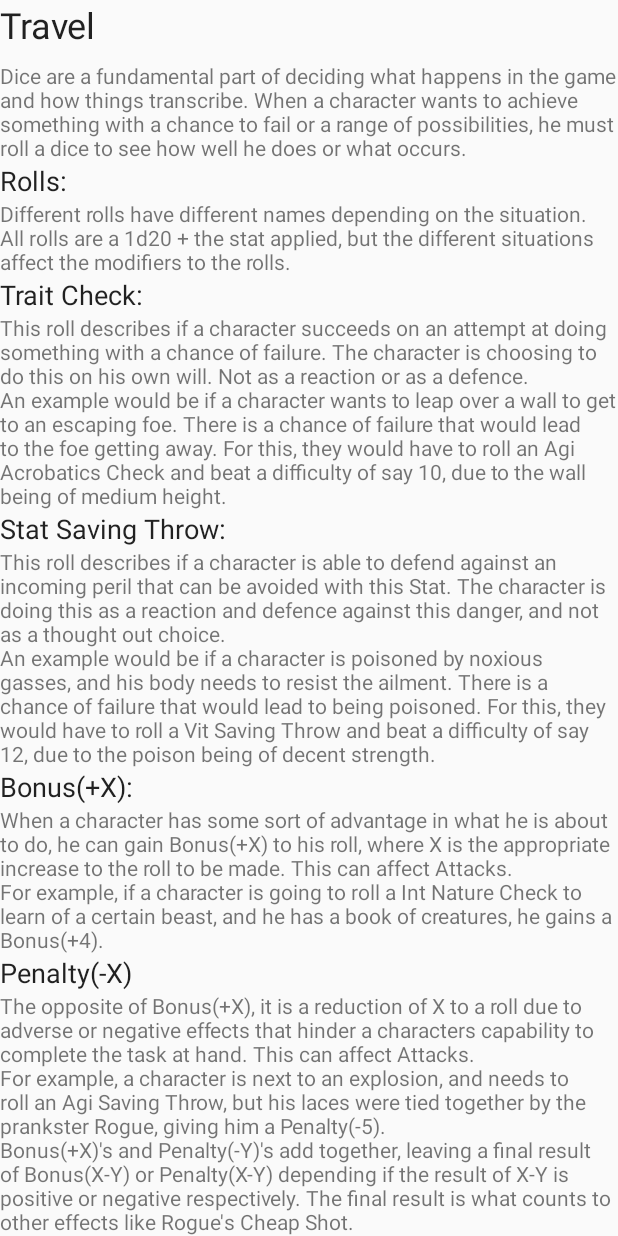
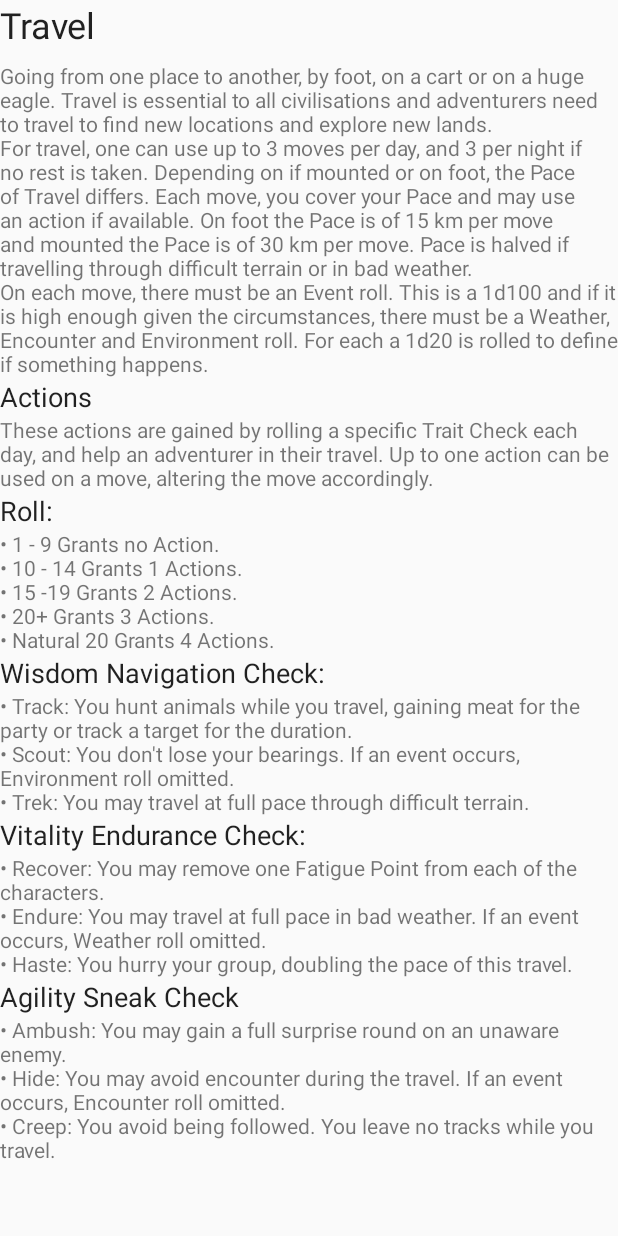
Before and after one commit to FcoAlvarez91/App_Movil_LOT5, an Android app: the fragment TravelRulesFragment shown on its own in the app's theme, on a phone screen of 412 x 824 dp. Run offline under Robolectric (Android 15) with nearby library versions, the phone set to English and light mode, and no system bars.

Commit message:
travel rules

```diff
--- a/app/src/main/res/layout/fragment_rolling_rules.xml
+++ b/app/src/main/res/layout/fragment_rolling_rules.xml
@@ -46,6 +46,13 @@
                 android:layout_width="match_parent"
                 android:layout_height="wrap_content"
                 android:text="@string/Rolls_Basic" />
+
+            <TextView
+                android:id="@+id/textView14"
+                android:layout_width="match_parent"
+                android:layout_height="wrap_content"
+                android:text="@string/Combat_Roll_disclaimer"
+                android:textStyle="italic" />
 
             <TextView
                 android:id="@+id/textView6"
--- a/app/src/main/res/layout/fragment_travel_rules.xml
+++ b/app/src/main/res/layout/fragment_travel_rules.xml
@@ -31,13 +31,13 @@
                 android:id="@+id/textView3"
                 android:layout_width="match_parent"
                 android:layout_height="wrap_content"
-                android:text="@string/Rolling_Intro" />
+                android:text="@string/Travel_Intro" />
 
             <TextView
                 android:id="@+id/textView2"
                 android:layout_width="match_parent"
                 android:layout_height="wrap_content"
-                android:text="Rolls:"
+                android:text="Actions"
                 android:textAppearance="@style/TextAppearance.AppCompat.Headline"
                 android:textSize="18sp" />
 
@@ -45,13 +45,13 @@
                 android:id="@+id/textView4"
                 android:layout_width="match_parent"
                 android:layout_height="wrap_content"
-                android:text="@string/Rolls_Basic" />
+                android:text="@string/Actions_Intro" />
 
             <TextView
                 android:id="@+id/textView6"
                 android:layout_width="match_parent"
                 android:layout_height="wrap_content"
-                android:text="Trait Check:"
+                android:text="Roll:"
                 android:textAppearance="@style/TextAppearance.AppCompat.Headline"
                 android:textSize="18sp" />
 
@@ -59,13 +59,13 @@
                 android:id="@+id/textView7"
                 android:layout_width="match_parent"
                 android:layout_height="wrap_content"
-                android:text="@string/Trait_Check" />
+                android:text="@string/Roll_Effect" />
 
             <TextView
                 android:id="@+id/textView8"
                 android:layout_width="match_parent"
                 android:layout_height="wrap_content"
-                android:text="Stat Saving Throw:"
+                android:text="Wisdom Navigation Check:"
                 android:textAppearance="@style/TextAppearance.AppCompat.Headline"
                 android:textSize="18sp" />
 
@@ -73,13 +73,13 @@
                 android:id="@+id/textView9"
                 android:layout_width="match_parent"
                 android:layout_height="wrap_content"
-                android:text="@string/Stat_Saving_Throw" />
+                android:text="@string/Wis_Nav_Check" />
 
             <TextView
                 android:id="@+id/textView10"
                 android:layout_width="match_parent"
                 android:layout_height="wrap_content"
-                android:text="Bonus(+X):"
+                android:text="Vitality Endurance Check:"
                 android:textAppearance="@style/TextAppearance.AppCompat.Headline"
                 android:textSize="18sp" />
 
@@ -87,13 +87,13 @@
                 android:id="@+id/textView11"
                 android:layout_width="match_parent"
                 android:layout_height="wrap_content"
-                android:text="@string/Bonus_Roll" />
+                android:text="@string/Vit_Endurance_Check" />
 
             <TextView
                 android:id="@+id/textView12"
                 android:layout_width="match_parent"
                 android:layout_height="wrap_content"
-                android:text="Penalty(-X)"
+                android:text="Agility Sneak Check"
                 android:textAppearance="@style/TextAppearance.AppCompat.Headline"
                 android:textSize="18sp" />
 
@@ -101,7 +101,7 @@
                 android:id="@+id/textView13"
                 android:layout_width="match_parent"
                 android:layout_height="wrap_content"
-                android:text="@string/Penalty_Roll" />
+                android:text="@string/Agi_Sneak_Check" />
 
         </LinearLayout>
     </ScrollView>
--- a/app/src/main/res/values/strings.xml
+++ b/app/src/main/res/values/strings.xml
@@ -6,13 +6,33 @@
     <string name="quote">\"Magic has turned to a darker side and evil is slowly taking over different aspects of life.\" - Kriss Hoferrlock, High Mage of the Mages Guild.</string>
     <string name="history">Through the years, peace has reigned the Land of the Five with only minor conflicts sprouting here and there, but as time goes by, a darkness spreads, more and more present. The people are growing restless it seems like a storm is brewing. The Gods have not been seen in many years and the strange happenings have begun to occur, unexplained and unexpected. Small demons have appeared and creatures have become more aggressive.</string>
 
-    <!-- Rules -->
+    <!-- Rules: Rolling -->
     <string name="hello_blank_fragment">Hello blank fragment</string>
     <string name="Rolling_Intro">Dice are a fundamental part of deciding what happens in the game and how things transcribe. When a character wants to achieve something with a chance to fail or a range of possibilities, he must roll a dice to see how well he does or what occurs.</string>
     <string name="Rolls_Basic">Different rolls have different names depending on the situation. All rolls are a 1d20 + the stat applied, but the different situations affect the modifiers to the rolls.</string>
-    <string name="Combat_Roll_disclaimer" style="Italic">For combat rolls, see the Combat page.</string>
+    <string name="Combat_Roll_disclaimer">For combat rolls, see the Combat page.</string>
     <string name="Trait_Check">This roll describes if a character succeeds on an attempt at doing something with a chance of failure. The character is choosing to do this on his own will. Not as a reaction or as a defence. \nAn example would be if a character wants to leap over a wall to get to an escaping foe. There is a chance of failure that would lead to the foe getting away. For this, they would have to roll an Agi Acrobatics Check and beat a difficulty of say 10, due to the wall being of medium height.</string>
     <string name="Stat_Saving_Throw">This roll describes if a character is able to defend against an incoming peril that can be avoided with this Stat. The character is doing this as a reaction and defence against this danger, and not as a thought out choice.\nAn example would be if a character is poisoned by noxious gasses, and his body needs to resist the ailment. There is a chance of failure that would lead to being poisoned. For this, they would have to roll a Vit Saving Throw and beat a difficulty of say 12, due to the poison being of decent strength.</string>
     <string name="Bonus_Roll">When a character has some sort of advantage in what he is about to do, he can gain Bonus(+X) to his roll, where X is the appropriate increase to the roll to be made. This can affect Attacks.\nFor example, if a character is going to roll a Int Nature Check to learn of a certain beast, and he has a book of creatures, he gains a Bonus(+4).</string>
     <string name="Penalty_Roll">The opposite of Bonus(+X), it is a reduction of X to a roll due to adverse or negative effects that hinder a characters capability to complete the task at hand. This can affect Attacks.\nFor example, a character is next to an explosion, and needs to roll an Agi Saving Throw, but his laces were tied together by the prankster Rogue, giving him a Penalty(-5).\nBonus(+X)'s and Penalty(-Y)'s add together, leaving a final result of Bonus(X-Y) or Penalty(X-Y) depending if the result of X-Y is positive or negative respectively. The final result is what counts to other effects like Rogue's Cheap Shot.</string>
+
+    <!-- Rules: Rolling -->
+    <string name="Travel_Intro">Going from one place to another, by foot, on a cart or on a huge eagle. Travel is essential to all civilisations and adventurers need to travel to find new locations and explore new lands.\nFor travel, one can use up to 3 moves per day, and 3 per night if no rest is taken. Depending on if mounted or on foot, the Pace of Travel differs. Each move, you cover your Pace and may use an action if available. On foot the Pace is of 15 km per move and mounted the Pace is of 30 km per move. Pace is halved if travelling through difficult terrain or in bad weather.\nOn each move, there must be an Event roll. This is a 1d100 and if it is high enough given the circumstances, there must be a Weather, Encounter and Environment roll. For each a 1d20 is rolled to define if something happens.</string>
+    <string name="Actions_Intro">These actions are gained by rolling a specific Trait Check each day, and help an adventurer in their travel. Up to one action can be used on a move, altering the move accordingly.</string>
+    <string name="Roll_Effect">• 1 - 9 Grants no Action.
+\n• 10 - 14 Grants 1 Actions.
+\n• 15 -19 Grants 2 Actions.
+\n• 20+ Grants 3 Actions.
+\n• Natural 20 Grants 4 Actions.</string>
+    <string name="Wis_Nav_Check">• Track: You hunt animals while you travel, gaining meat for the party or track a target for the duration.
+\n• Scout: You don\'t lose your bearings. If an event occurs, Environment roll omitted.
+\n• Trek: You may travel at full pace through difficult terrain.</string>
+    <string name="Vit_Endurance_Check">• Recover: You may remove one Fatigue Point from each of the characters.
+\n• Endure: You may travel at full pace in bad weather. If an event occurs, Weather roll omitted.
+\n• Haste: You hurry your group, doubling the pace of this travel.
+    </string>
+    <string name="Agi_Sneak_Check">• Ambush: You may gain a full surprise round on an unaware enemy.
+\n• Hide: You may avoid encounter during the travel. If an event occurs, Encounter roll omitted.
+\n• Creep: You avoid being followed. You leave no tracks while you travel.
+    </string>
 </resources>
```
